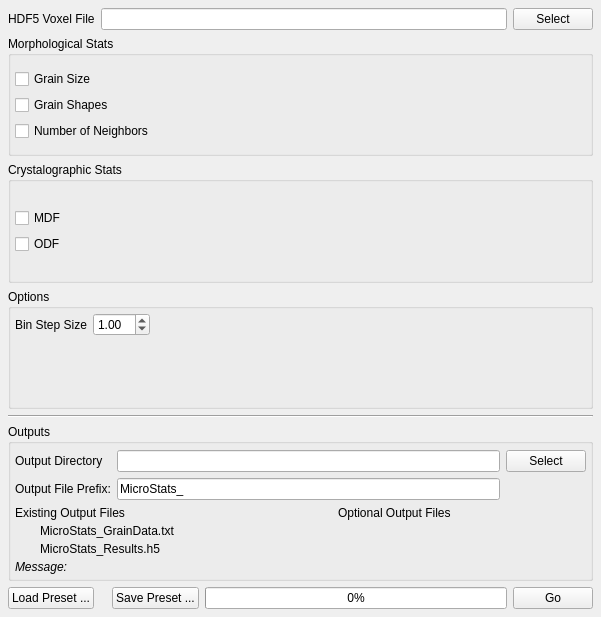
Above: Source/UIPlugins/MicrostructureStatistics/MicrostructureStatisticsWidget.ui from BlueQuartzSoftware/DREAM3D before the change. Below: the same form after it.
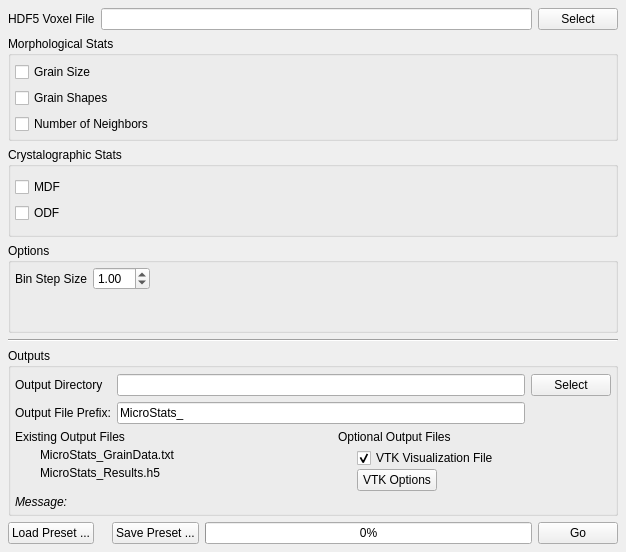
That is the form after the change. Icons and pictures are not drawn. Custom widgets are drawn as their Qt base class.

Diff of the .ui file:
```diff
--- a/Source/UIPlugins/MicrostructureStatistics/MicrostructureStatisticsWidget.ui
+++ b/Source/UIPlugins/MicrostructureStatistics/MicrostructureStatisticsWidget.ui
@@ -6,8 +6,8 @@
    <rect>
     <x>0</x>
     <y>0</y>
-    <width>601</width>
-    <height>617</height>
+    <width>626</width>
+    <height>552</height>
    </rect>
   </property>
   <property name="windowTitle">
@@ -344,6 +344,33 @@
           <property name="verticalSpacing">
            <number>1</number>
           </property>
+          <item row="1" column="1">
+           <widget class="QCheckBox" name="m_VisualizationVizFile">
+            <property name="text">
+             <string>VTK Visualization File</string>
+            </property>
+            <property name="checked">
+             <bool>true</bool>
+            </property>
+           </widget>
+          </item>
+          <item row="2" column="1">
+           <widget class="QPushButton" name="m_VtkOptionsBtn">
+            <property name="text">
+             <string>VTK Options</string>
+            </property>
+           </widget>
+          </item>
+          <item row="1" column="0">
+           <widget class="QLabel" name="m_VisualizationVizFileIcon">
+            <property name="text">
+             <string/>
+            </property>
+            <property name="pixmap">
+             <pixmap resource="../../../Resources/icons/images/Icons.qrc">:/Delete-16x16.png</pixmap>
+            </property>
+           </widget>
+          </item>
          </layout>
         </item>
         <item row="0" column="2">
```
